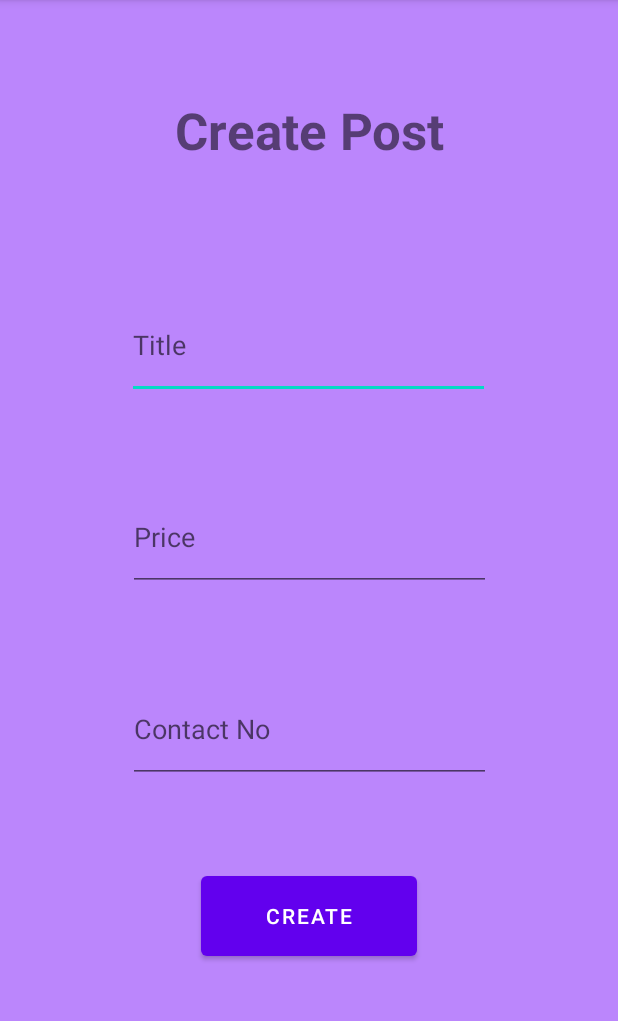
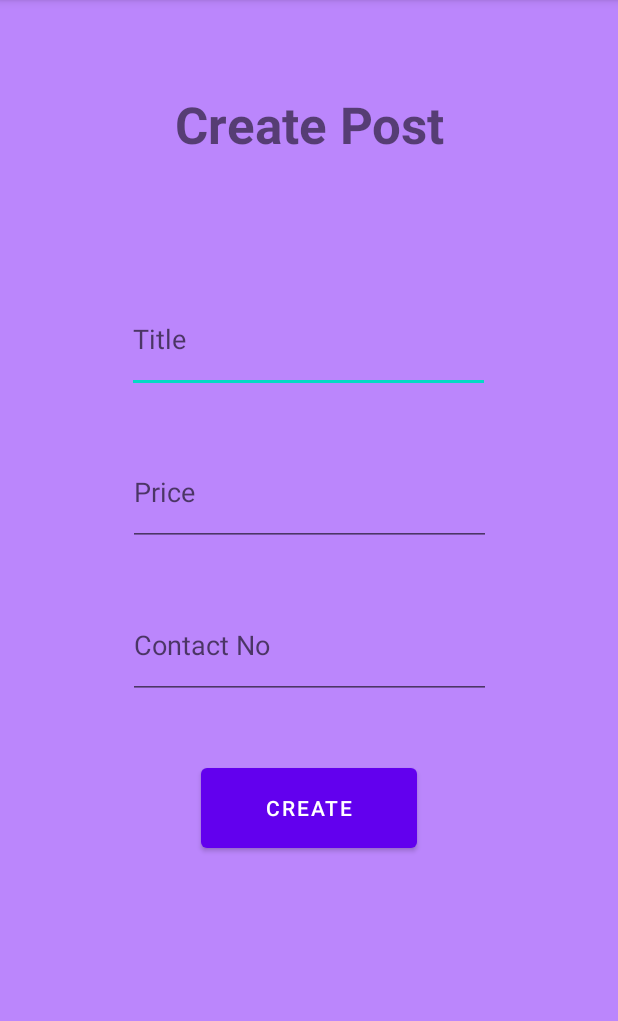
Before and after one commit to Jooker302/First-Simple-Andriod-Java-Program, an Android app: the CreatePost screen opened directly, with no data from a screen before it, after a tap on "CREATE", on a phone screen of 412 x 824 dp, the part 84-1105 px from its top. Run offline under Robolectric (Android 15) with nearby library versions, the phone set to English and light mode, and no system bars.

Commit message:
Create Post

```diff
--- a/app/src/main/java/com/example/myapplication/CreatePost.java
+++ b/app/src/main/java/com/example/myapplication/CreatePost.java
@@ -5,6 +5,7 @@ import androidx.appcompat.app.AppCompatActivity;
 import android.os.Bundle;
 import android.view.View;
 import android.widget.EditText;
+import android.widget.Toast;
 
 public class CreatePost extends AppCompatActivity {
 
@@ -18,5 +19,20 @@ public class CreatePost extends AppCompatActivity {
         EditText title = findViewById(R.id.posttitlebutton);
         EditText price = findViewById(R.id.postprice);
         EditText contact = findViewById(R.id.postcontact);
+
+        try {
+            PostClass post = new PostClass(title.getText().toString(),price.getText().toString(),contact.getText().toString());
+//            Toast.makeText(this,post.toString(),Toast.LENGTH_LONG).show();
+            DatabaseHelper db = new DatabaseHelper(CreatePost.this);
+            boolean check = db.createonepost(post);
+            if(check == true){
+                Toast.makeText(this,"Post Created",Toast.LENGTH_LONG).show();
+            }else{
+                Toast.makeText(this,"Issue in Creating Post...",Toast.LENGTH_LONG).show();
+            }
+
+        }catch (Exception e){
+            Toast.makeText(this,"Error Creating Post...",Toast.LENGTH_LONG).show();
+        }
     }
 }
--- a/app/src/main/java/com/example/myapplication/DatabaseHelper.java
+++ b/app/src/main/java/com/example/myapplication/DatabaseHelper.java
@@ -8,6 +8,9 @@ import android.database.sqlite.SQLiteOpenHelper;
 
 import androidx.annotation.Nullable;
 
+import java.util.ArrayList;
+import java.util.List;
+
 public class DatabaseHelper extends SQLiteOpenHelper {
 
 
@@ -16,6 +19,10 @@ public class DatabaseHelper extends SQLiteOpenHelper {
     public static final String NAME = "name";
     public static final String EMAIL = "email";
     public static final String PASSWORD = "password";
+    public static final String POSTSTABLE = "POSTS";
+    public static final String TITLEPOST = "title";
+    public static final String PRICEPOST = "price";
+    public static final String CONTACTPOST = "contact";
 
     public DatabaseHelper(@Nullable Context context) {
         super(context, "Project.db", null, 1);
@@ -26,7 +33,11 @@ public class DatabaseHelper extends SQLiteOpenHelper {
 
         String CreateStatement = "CREATE TABLE " + USERS + " (" + ID + " INTEGER PRIMARY KEY AUTOINCREMENT, " + NAME + " TEXT, " + EMAIL + " TEXT, " + PASSWORD + " TEXT)";
 
+        String CreatePostTable = "CREATE TABLE " + POSTSTABLE + " (" + ID+ " INTEGER PRIMARY KEY AUTOINCREMENT, " + TITLEPOST + " TEXT, " + PRICEPOST + " TEXT, " + CONTACTPOST + " TEXT)";
+
+
         sqLiteDatabase.execSQL(CreateStatement);
+        sqLiteDatabase.execSQL(CreatePostTable);
 
     }
 
@@ -64,11 +75,63 @@ public class DatabaseHelper extends SQLiteOpenHelper {
         Cursor result = db.rawQuery(query,null);
 
         if(result.moveToFirst()){
+            result.close();
+            db.close();
             return true;
         }else{
+            result.close();
+            db.close();
             return false;
         }
 
 //        return false;
     }
+
+    public boolean createonepost(PostClass post){
+        SQLiteDatabase db = this.getWritableDatabase();
+        ContentValues cv = new ContentValues();
+
+        cv.put(TITLEPOST,post.getTitle());
+        cv.put(PRICEPOST,post.getPrice());
+        cv.put(CONTACTPOST,post.getContact());
+
+        long check = db.insert(POSTSTABLE,null,cv);
+
+        if(check == -1){
+            return false;
+        }else{
+            return true;
+        }
+    }
+
+    public List<PostClass> posts(){
+        List<PostClass> allposts = new ArrayList<>();
+
+        String getpostquery = "SELECT * FROM " + POSTSTABLE ;
+        SQLiteDatabase db = this.getReadableDatabase();
+
+        Cursor result = db.rawQuery(getpostquery,null);
+
+        if (result.moveToFirst()){
+
+            do {
+                String title = result.getString(1);
+                String price = result.getString(2);
+                String contact = result.getString(3);
+
+                PostClass post = new PostClass(title,price,contact);
+                allposts.add(post);
+
+            } while(result.moveToNext());
+
+        }else{
+
+
+        }
+
+        result.close();
+        db.close();
+
+        return allposts;
+    }
 }
--- /dev/null
+++ b/app/src/main/java/com/example/myapplication/PostClass.java
@@ -0,0 +1,49 @@
+package com.example.myapplication;
+
+public class PostClass {
+    private String title;
+    private String price;
+    private String contact;
+
+    public PostClass(String title, String price, String contact) {
+        this.title = title;
+        this.price = price;
+        this.contact = contact;
+    }
+
+    public PostClass() {
+    }
+
+    @Override
+    public String toString() {
+        return "PostClass{" +
+                "title='" + title + '\'' +
+                ", price='" + price + '\'' +
+                ", contact='" + contact + '\'' +
+                '}';
+    }
+
+    public String getTitle() {
+        return title;
+    }
+
+    public void setTitle(String title) {
+        this.title = title;
+    }
+
+    public String getPrice() {
+        return price;
+    }
+
+    public void setPrice(String price) {
+        this.price = price;
+    }
+
+    public String getContact() {
+        return contact;
+    }
+
+    public void setContact(String contact) {
+        this.contact = contact;
+    }
+}
--- a/app/src/main/java/com/example/myapplication/Signin.java
+++ b/app/src/main/java/com/example/myapplication/Signin.java
@@ -2,6 +2,7 @@ package com.example.myapplication;
 
 import androidx.appcompat.app.AppCompatActivity;
 
+import android.content.Intent;
 import android.os.Bundle;
 import android.view.View;
 import android.widget.EditText;
@@ -24,6 +25,8 @@ public class Signin extends AppCompatActivity {
 
         if(check == true){
             Toast.makeText(this,"Login In Successful",Toast.LENGTH_LONG).show();
+            Intent i = new Intent(this, Home.class);
+            startActivity(i);
         }else{
             Toast.makeText(this,"Incorrect Email or Password",Toast.LENGTH_LONG).show();
         }
--- a/app/src/main/res/layout/activity_create_post.xml
+++ b/app/src/main/res/layout/activity_create_post.xml
@@ -11,7 +11,7 @@
         android:id="@+id/posttile"
         android:layout_width="181dp"
         android:layout_height="74dp"
-        android:layout_marginTop="64dp"
+        android:layout_marginTop="60dp"
         android:text="Create Post"
         android:textAlignment="center"
         android:textSize="34sp"
@@ -37,7 +37,7 @@
         android:id="@+id/postprice"
         android:layout_width="242dp"
         android:layout_height="72dp"
-        android:layout_marginTop="56dp"
+        android:layout_marginTop="30dp"
         android:ems="10"
         android:hint="Price"
         android:inputType="number"
@@ -49,7 +49,7 @@
         android:id="@+id/postcontact"
         android:layout_width="242dp"
         android:layout_height="72dp"
-        android:layout_marginTop="56dp"
+        android:layout_marginTop="30dp"
         android:ems="10"
         android:hint="Contact No"
         android:inputType="phone"
@@ -61,7 +61,7 @@
         android:id="@+id/addbutton"
         android:layout_width="144dp"
         android:layout_height="65dp"
-        android:layout_marginTop="56dp"
+        android:layout_marginTop="40dp"
         android:onClick="createpost"
         android:text="Create"
         app:layout_constraintEnd_toEndOf="parent"
--- a/app/src/main/res/layout/activity_home.xml
+++ b/app/src/main/res/layout/activity_home.xml
@@ -26,6 +26,7 @@
         android:layout_height="59dp"
         android:layout_marginStart="16dp"
         android:layout_marginTop="20dp"
+        android:onClick="createpost"
         android:text="Create Post"
         app:layout_constraintEnd_toStartOf="@+id/viewbutton"
         app:layout_constraintStart_toStartOf="parent"
```
Also changed, not shown: app/src/main/java/com/example/myapplication/Home.java (+7 -0 lines).
